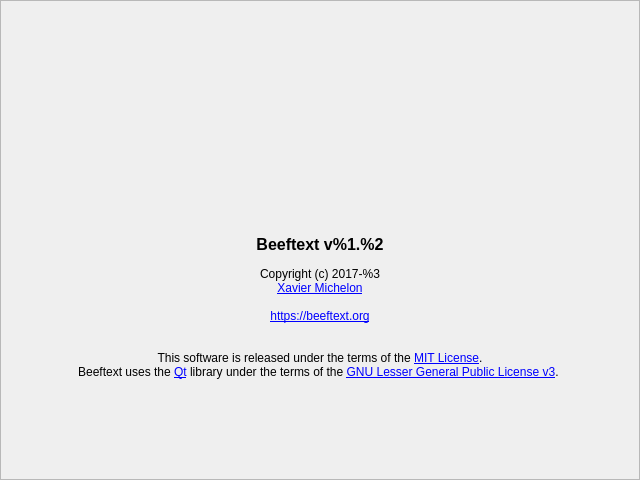
Above: AboutFrame.ui from xmichelo/Beeftext before the change. Below: the same form after it.
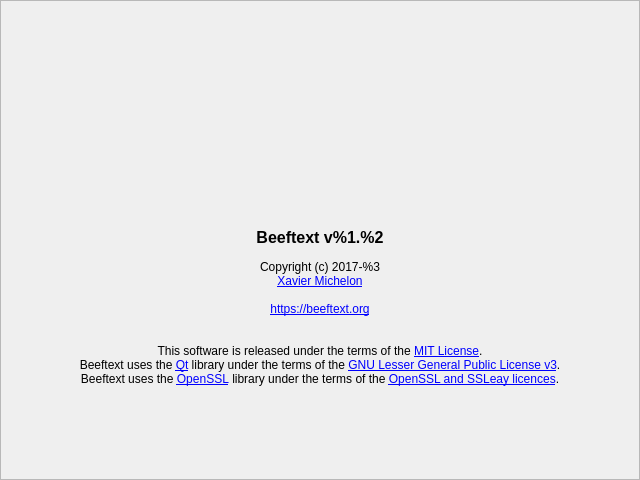
That is the form after the change. Icons and pictures are not drawn.

Commit message: Added OpenSSL DLL files. Fixes #32.

The edit to the form file:
```diff
--- a/AboutFrame.ui
+++ b/AboutFrame.ui
@@ -23,7 +23,7 @@
    <item row="2" column="0" colspan="3">
     <widget class="QLabel" name="labelText">
      <property name="text">
-      <string>&lt;html&gt;&lt;head/&gt;&lt;body&gt;&lt;p align=&quot;center&quot;&gt;&lt;br/&gt;&lt;/p&gt;&lt;p align=&quot;center&quot;&gt;&lt;span style=&quot; font-size:12pt; font-weight:600;&quot;&gt;Beeftext v%1.%2&lt;/span&gt;&lt;br/&gt;&lt;br/&gt;Copyright (c) 2017-%3&lt;br/&gt;&lt;a href=&quot;https://x-mi.com&quot;&gt;&lt;span style=&quot; text-decoration: underline; color:#0000ff;&quot;&gt;Xavier Michelon&lt;br/&gt;&lt;/span&gt;&lt;/a&gt;&lt;br/&gt;&lt;a href=&quot;https://beeftext.org&quot;&gt;&lt;span style=&quot; text-decoration: underline; color:#0000ff;&quot;&gt;https://beeftext.org&lt;/span&gt;&lt;/a&gt;&lt;br/&gt;&lt;br/&gt;&lt;br/&gt;This software is released under the terms of the &lt;a href=&quot;https://en.wikipedia.org/wiki/MIT_License&quot;&gt;&lt;span style=&quot; text-decoration: underline; color:#0000ff;&quot;&gt;MIT License&lt;/span&gt;&lt;/a&gt;.&lt;br/&gt;Beeftext uses the &lt;a href=&quot;https://www.qt.io/&quot;&gt;&lt;span style=&quot; text-decoration: underline; color:#0000ff;&quot;&gt;Qt&lt;/span&gt;&lt;/a&gt; library under the terms of the &lt;a href=&quot;https://www.gnu.org/licenses/lgpl-3.0.txt&quot;&gt;&lt;span style=&quot; text-decoration: underline; color:#0000ff;&quot;&gt;GNU Lesser General Public License v3&lt;/span&gt;&lt;/a&gt;. &lt;/p&gt;&lt;p align=&quot;center&quot;&gt;&lt;br/&gt;&lt;/p&gt;&lt;/body&gt;&lt;/html&gt;</string>
+      <string>&lt;html&gt;&lt;head/&gt;&lt;body&gt;&lt;p align=&quot;center&quot;&gt;&lt;br/&gt;&lt;/p&gt;&lt;p align=&quot;center&quot;&gt;&lt;span style=&quot; font-size:12pt; font-weight:600;&quot;&gt;Beeftext v%1.%2&lt;/span&gt;&lt;br/&gt;&lt;br/&gt;Copyright (c) 2017-%3&lt;br/&gt;&lt;a href=&quot;https://x-mi.com&quot;&gt;&lt;span style=&quot; text-decoration: underline; color:#0000ff;&quot;&gt;Xavier Michelon&lt;br/&gt;&lt;/span&gt;&lt;/a&gt;&lt;br/&gt;&lt;a href=&quot;https://beeftext.org&quot;&gt;&lt;span style=&quot; text-decoration: underline; color:#0000ff;&quot;&gt;https://beeftext.org&lt;/span&gt;&lt;/a&gt;&lt;br/&gt;&lt;br/&gt;&lt;br/&gt;This software is released under the terms of the &lt;a href=&quot;https://en.wikipedia.org/wiki/MIT_License&quot;&gt;&lt;span style=&quot; text-decoration: underline; color:#0000ff;&quot;&gt;MIT License&lt;/span&gt;&lt;/a&gt;.&lt;br/&gt;Beeftext uses the &lt;a href=&quot;https://www.qt.io/&quot;&gt;&lt;span style=&quot; text-decoration: underline; color:#0000ff;&quot;&gt;Qt&lt;/span&gt;&lt;/a&gt; library under the terms of the &lt;a href=&quot;https://www.gnu.org/licenses/lgpl-3.0.txt&quot;&gt;&lt;span style=&quot; text-decoration: underline; color:#0000ff;&quot;&gt;GNU Lesser General Public License v3&lt;/span&gt;&lt;/a&gt;.&lt;br/&gt;Beeftext uses the &lt;a href=&quot;https://www.openssl.org&quot;&gt;&lt;span style=&quot; text-decoration: underline; color:#0000ff;&quot;&gt;OpenSSL&lt;/span&gt;&lt;/a&gt; library under the terms of the &lt;a href=&quot;https://www.openssl.org/source/license.html&quot;&gt;&lt;span style=&quot; text-decoration: underline; color:#0000ff;&quot;&gt;OpenSSL and SSLeay licences&lt;/span&gt;&lt;/a&gt;.&lt;/p&gt;&lt;p align=&quot;center&quot;&gt;&lt;br/&gt;&lt;/p&gt;&lt;/body&gt;&lt;/html&gt;</string>
      </property>
      <property name="alignment">
       <set>Qt::AlignHCenter|Qt::AlignTop</set>
```
The commit also changes 10 other files.
